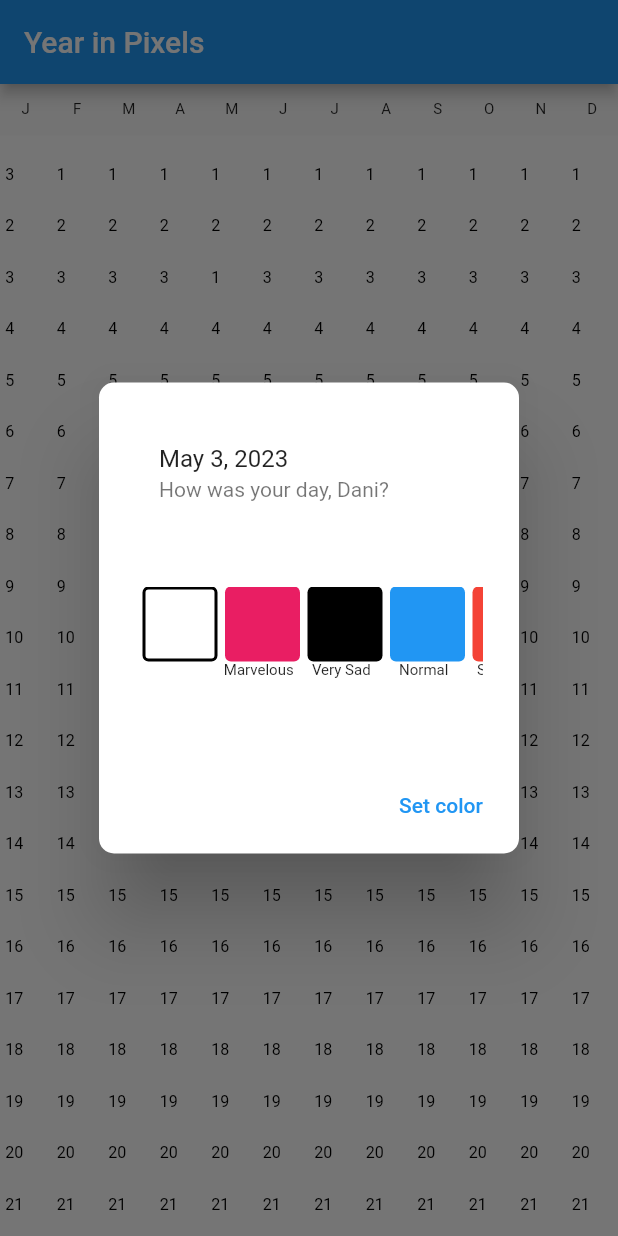
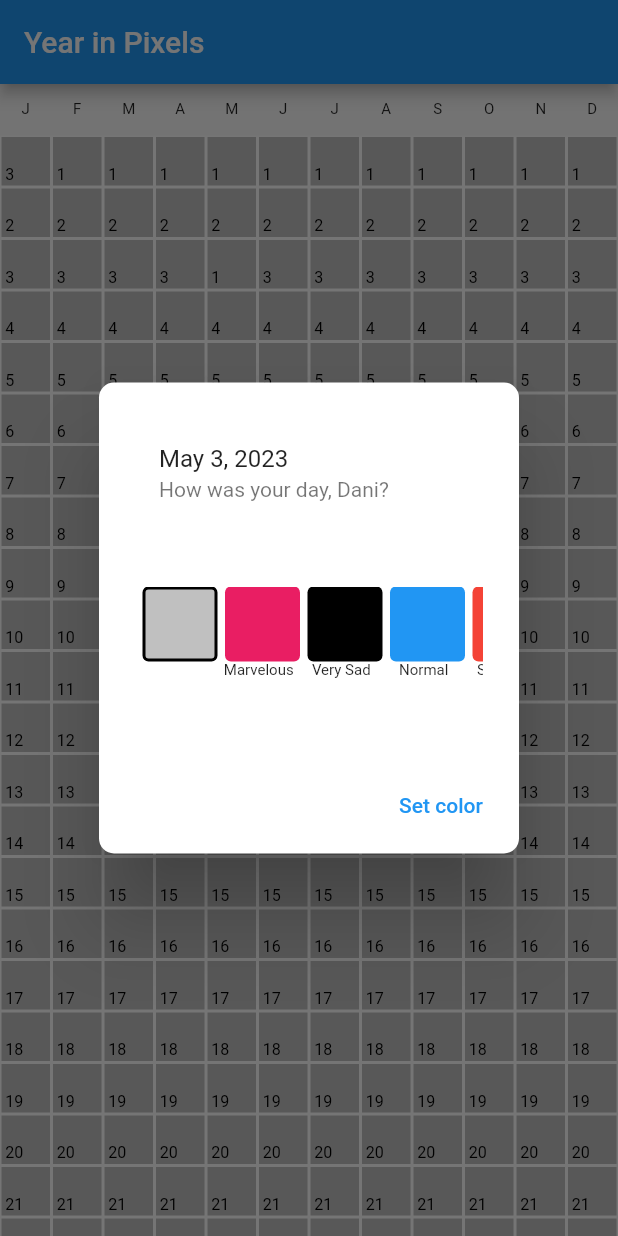
Before and after one commit to daniangelos/year-in-pixels, a Flutter app: the screen it shows after launch, after a tap on an icon or button, on a phone screen of 412 x 824 dp. Run offline on Flutter 3.47's test engine with Material 2 defaults, Android fonts, the phone set to English and light mode, and no system bars; our stand-ins replace sembast; missing offline and left inert: dart:ffi.

Commit message:
Update feelingsCollectionDAO

```diff
--- a/lib/controllers/feelingsController.dart
+++ b/lib/controllers/feelingsController.dart
@@ -11,13 +11,7 @@
     int year = DateTime.now().year;
     _feelingsDAO = FeelingsDAO();
     _feelingsDAO.getAllFeelings(year).then((collection) {
-      if (collection == null) {
-        _feelingsDAO
-            .createDefaultCollection(year)
-            .then((newCollection) => updateFeelings(newCollection));
-      } else {
-        updateFeelings(collection);
-      }
+      updateFeelings(collection);
     });
   }
 
--- a/lib/data/feelingsCollectionDAO.dart
+++ b/lib/data/feelingsCollectionDAO.dart
@@ -11,8 +11,8 @@
   final _feelingsStore = intMapStoreFactory.store(FEELINGS_STORE_NAME);
   Future<Database> get _db async => await AppDatabase.instance.database;
 
-  Future insert(FeelingsCollectionModel feelings) async {
-    await _feelingsStore.add(await _db, feelings.toMap());
+  Future<int> insert(FeelingsCollectionModel feelings) async {
+    return _feelingsStore.add(await _db, feelings.toMap());
   }
 
   Future update(FeelingsCollectionModel feelings) async {
@@ -33,48 +33,25 @@
   }
 
   Future<FeelingsCollectionModel> getAllFeelings(int year) async {
-    final snapshot = await _feelingsStore.findFirst(
-      await _db,
-    );
+    final finder = Finder(filter: Filter.equals('year', year));
+    final snapshot = await _feelingsStore.findFirst(await _db, finder: finder);
 
-    if (snapshot == null) return null;
+    if (snapshot == null) {
+      final feelings = await createDefaultCollection(year);
+      return feelings;
+    }
 
     final feelings = FeelingsCollectionModel.fromMap(snapshot.value);
     feelings.id = snapshot.key;
+
     return feelings;
   }
 
-  static Random random = new Random();
+  Future<FeelingsCollectionModel> createDefaultCollection(int year) async {
+    final defaultFeelingsCollection = FeelingsCollectionModel(
+        feelings: FeelingModel.getDefaultFeelings(), year: year);
 
-  Future<FeelingsCollectionModel> createDefaultCollection(int year) async {
-    List colors = [
-      Colors.white,
-      Colors.pink,
-      Colors.black,
-      Colors.blue,
-      Colors.red,
-      Colors.green,
-      Colors.yellow,
-    ];
-
-    List<String> descriptions = [
-      "",
-      "Marvelous",
-      "Very Sad",
-      "Normal",
-      "Stressed",
-      "Productive",
-      "Happy",
-    ];
-
-    List<FeelingModel> feelings = List<FeelingModel>();
-    for (int i = 0; i < 7; i++) {
-      feelings
-          .add(FeelingModel(color: colors[i], description: descriptions[i]));
-    }
-
-    await insert(FeelingsCollectionModel(feelings: feelings));
-
-    return getAllFeelings(year);
+    defaultFeelingsCollection.id = await insert(defaultFeelingsCollection);
+    return defaultFeelingsCollection;
   }
 }
--- a/lib/models/feelingModel.dart
+++ b/lib/models/feelingModel.dart
@@ -7,7 +7,7 @@
   FeelingModel({this.color, this.description});
 
   static List colors = [
-    Colors.white,
+    Color.fromARGB(255, 192, 192, 192),
     Colors.pink,
     Colors.black,
     Colors.blue,
@@ -26,7 +26,7 @@
     "Happy",
   ];
 
-  static List<FeelingModel> getAllFeelings() {
+  static List<FeelingModel> getDefaultFeelings() {
     List<FeelingModel> feelings = [];
     for (int i = 0; i < 7; i++) {
       feelings
--- a/lib/models/feelingsCollectionModel.dart
+++ b/lib/models/feelingsCollectionModel.dart
@@ -3,11 +3,15 @@
 class FeelingsCollectionModel {
   List<FeelingModel> feelings;
   int id;
+  int year;
 
-  FeelingsCollectionModel({this.feelings});
+  FeelingsCollectionModel({this.feelings, this.year});
 
   Map<String, dynamic> toMap() {
-    return {'feelings': feelings?.map((feeling) => feeling.toMap())?.toList()};
+    return {
+      'feelings': feelings?.map((feeling) => feeling.toMap())?.toList(),
+      'year': year
+    };
   }
 
   static FeelingsCollectionModel fromMap(Map<String, dynamic> map) {
@@ -15,6 +19,7 @@
         feelings: map['feelings']
             .map((mapping) => FeelingModel.fromMap(mapping))
             .toList()
-            .cast<FeelingModel>());
+            .cast<FeelingModel>(),
+        year: map['year']);
   }
 }
```
